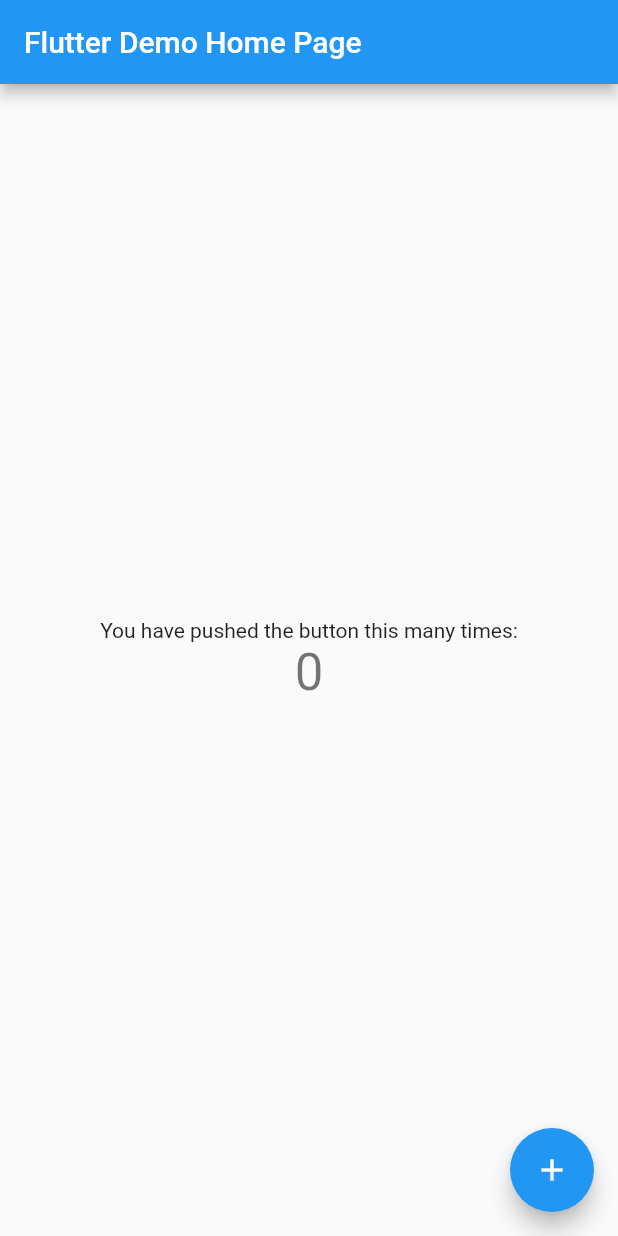
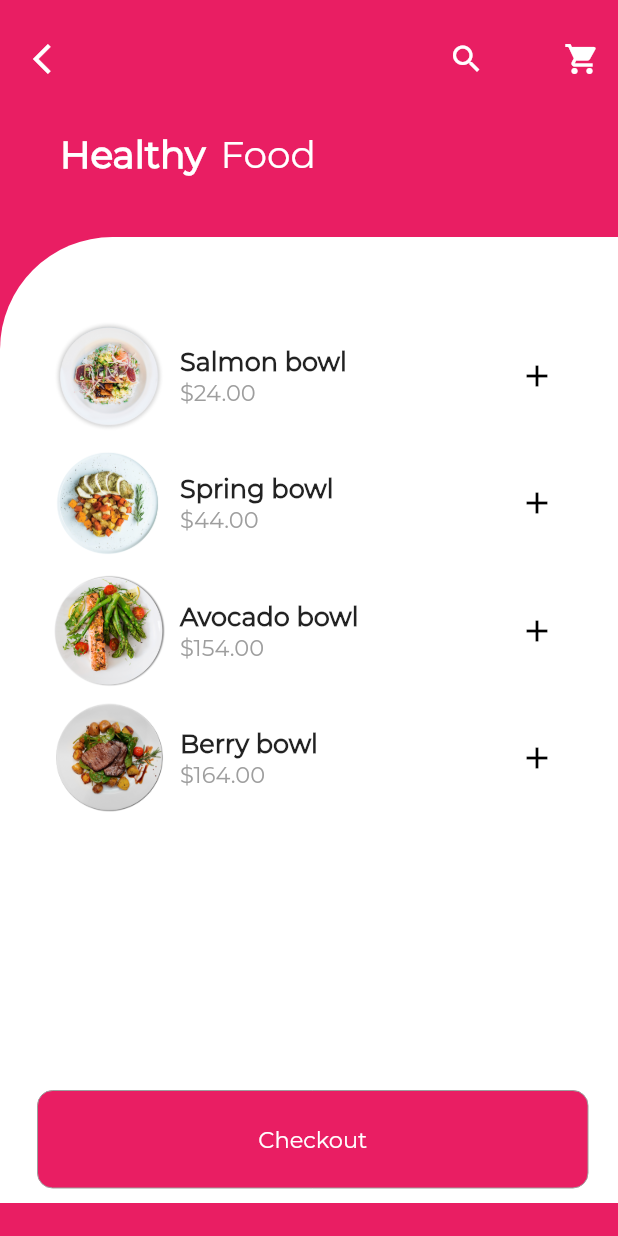
Before and after one commit to shanindur/flutter-food-app, a Flutter app: the screen it shows after launch, on a phone screen of 412 x 824 dp. Run offline on Flutter 3.47's test engine with Material 2 defaults, Android fonts, the phone set to English and light mode, and no system bars; missing offline and left inert: dart:ffi.

Commit message:
Added assets

```diff
--- a/flutterapp/lib/main.dart
+++ b/flutterapp/lib/main.dart
@@ -1,4 +1,7 @@
+import 'package:flutter/cupertino.dart';
 import 'package:flutter/material.dart';
+import 'detail_page.dart';
+import 'checkout.dart';
 
 void main() {
   runApp(MyApp());
@@ -10,20 +13,9 @@ class MyApp extends StatelessWidget {
   Widget build(BuildContext context) {
     return MaterialApp(
       title: 'Flutter Demo',
+      debugShowCheckedModeBanner: false,
       theme: ThemeData(
-        // This is the theme of your application.
-        //
-        // Try running your application with "flutter run". You'll see the
-        // application has a blue toolbar. Then, without quitting the app, try
-        // changing the primarySwatch below to Colors.green and then invoke
-        // "hot reload" (press "r" in the console where you ran "flutter run",
-        // or simply save your changes to "hot reload" in a Flutter IDE).
-        // Notice that the counter didn't reset back to zero; the application
-        // is not restarted.
-        primarySwatch: Colors.blue,
-        // This makes the visual density adapt to the platform that you run
-        // the app on. For desktop platforms, the controls will be smaller and
-        // closer together (more dense) than on mobile platforms.
+        primarySwatch: Colors.purple,
         visualDensity: VisualDensity.adaptivePlatformDensity,
       ),
       home: MyHomePage(title: 'Flutter Demo Home Page'),
@@ -34,15 +26,6 @@ class MyApp extends StatelessWidget {
 class MyHomePage extends StatefulWidget {
   MyHomePage({Key key, this.title}) : super(key: key);
 
-  // This widget is the home page of your application. It is stateful, meaning
-  // that it has a State object (defined below) that contains fields that affect
-  // how it looks.
-
-  // This class is the configuration for the state. It holds the values (in this
-  // case the title) provided by the parent (in this case the App widget) and
-  // used by the build method of the State. Fields in a Widget subclass are
-  // always marked "final".
-
   final String title;
 
   @override
@@ -50,68 +33,194 @@ class MyHomePage extends StatefulWidget {
 }
 
 class _MyHomePageState extends State<MyHomePage> {
-  int _counter = 0;
-
-  void _incrementCounter() {
-    setState(() {
-      // This call to setState tells the Flutter framework that something has
-      // changed in this State, which causes it to rerun the build method below
-      // so that the display can reflect the updated values. If we changed
-      // _counter without calling setState(), then the build method would not be
-      // called again, and so nothing would appear to happen.
-      _counter++;
-    });
-  }
 
   @override
   Widget build(BuildContext context) {
-    // This method is rerun every time setState is called, for instance as done
-    // by the _incrementCounter method above.
-    //
-    // The Flutter framework has been optimized to make rerunning build methods
-    // fast, so that you can just rebuild anything that needs updating rather
-    // than having to individually change instances of widgets.
+
     return Scaffold(
-      appBar: AppBar(
-        // Here we take the value from the MyHomePage object that was created by
-        // the App.build method, and use it to set our appbar title.
-        title: Text(widget.title),
-      ),
-      body: Center(
-        // Center is a layout widget. It takes a single child and positions it
-        // in the middle of the parent.
-        child: Column(
-          // Column is also a layout widget. It takes a list of children and
-          // arranges them vertically. By default, it sizes itself to fit its
-          // children horizontally, and tries to be as tall as its parent.
-          //
-          // Invoke "debug painting" (press "p" in the console, choose the
-          // "Toggle Debug Paint" action from the Flutter Inspector in Android
-          // Studio, or the "Toggle Debug Paint" command in Visual Studio Code)
-          // to see the wireframe for each widget.
-          //
-          // Column has various properties to control how it sizes itself and
-          // how it positions its children. Here we use mainAxisAlignment to
-          // center the children vertically; the main axis here is the vertical
-          // axis because Columns are vertical (the cross axis would be
-          // horizontal).
-          mainAxisAlignment: MainAxisAlignment.center,
-          children: <Widget>[
-            Text(
-              'You have pushed the button this many times:',
+      backgroundColor: Colors.pink,
+      body: ListView(
+        children: [
+          Padding(
+            padding: EdgeInsets.only(top: 15.0, left: 10.0),
+            child: Row(
+              mainAxisAlignment: MainAxisAlignment.spaceBetween,
+              children: [
+                IconButton(
+                  icon: Icon(Icons.arrow_back_ios),
+                  color: Colors.white,
+                  onPressed: (){},
+                ),
+                Container(
+                  width: 125.0,
+                  child: Row(
+                    mainAxisAlignment: MainAxisAlignment.spaceBetween,
+                    children: [
+                      IconButton(
+                        icon: Icon(Icons.search),
+                        color: Colors.white,
+                        onPressed: (){},
+                      ),
+                      IconButton(
+                        icon: Icon(Icons.shopping_cart,),
+                        color: Colors.white,
+                        onPressed: (){},
+                      )
+                    ],
+                  ),
+                )
+              ],
             ),
-            Text(
-              '$_counter',
-              style: Theme.of(context).textTheme.headline4,
+          ),
+          SizedBox(
+            height: 25.0,
+          ),
+          Padding(
+            padding: EdgeInsets.only(left: 40.0),
+            child: Row(
+              children: [
+                Text('Healthy',
+                style: TextStyle(
+                  fontFamily: 'Montserrat',
+                  color: Colors.white,
+                  fontWeight: FontWeight.bold,
+                  fontSize: 25.0
+                ),),
+                SizedBox(width: 10.0),
+                Text('Food',
+                style: TextStyle(
+                  fontFamily: 'Montserrat',
+                  fontSize: 25.0,
+                  color: Colors.white
+                ),)
+              ],
             ),
+          ),
+          SizedBox(height: 40.0,),
+          Container(
+            height: MediaQuery.of(context).size.height - 180.0,
+            decoration: BoxDecoration(
+              color: Colors.white,
+              borderRadius: BorderRadius.only(topLeft: Radius.circular(75.0))
+            ),
+            child: ListView(
+              primary: false,
+              padding: EdgeInsets.only(left: 25.0, right: 20.0),
+              children: [
+                Padding(
+                  padding: EdgeInsets.only(top: 45.0, bottom: 5.0),
+                  child: Container(
+                    height: MediaQuery.of(context).size.height - 305.0,
+                    child: ListView(
+                      children: [
+                        _buildFoodItem('assets/images/plate1.png', 'Salmon bowl', '\$24.00'),
+                        _buildFoodItem('assets/images/plate2.png', 'Spring bowl', '\$44.00'),
+                        _buildFoodItem('assets/images/plate5.png', 'Avocado bowl', '\$154.00'),
+                        _buildFoodItem('assets/images/plate6.png', 'Berry bowl', '\$164.00')
+                      ],
+                    ),
+                  ),
+                ),
+                InkWell(
+                  onTap: () {
+                    Navigator.of(context).push(MaterialPageRoute(
+                      builder: (context) => CheckoutPage()
+                  ));
+                  },
+                  child: Container(
+                    height: 65.0,
+                    width: 150.0,
+                    decoration: BoxDecoration(
+                        border: Border.all(
+                            color: Colors.grey,
+                            style: BorderStyle.solid,
+                            width: 0.0
+                        ),
+                        borderRadius: BorderRadius.circular(10.0),
+                        color: Colors.pink
+                    ),
+                    child: Center(
+                      child: Text('Checkout',
+                        style: TextStyle(
+                            fontFamily: 'Montserrat',
+                            color: Colors.white,
+                            fontSize: 15.0
+                        ),),
+                    ),
+                  ),
+                )
+              ],
+            ),
+          )
+        ],
+      ) // This trailing comma makes auto-formatting nicer for build methods.
+    );
+  }
+  Widget _buildFoodItem(String imgPath, String foodName, String price){
+    return Padding(
+      padding: EdgeInsets.only(left: 10.0, right: 10.0, top: 10.0),
+      child: InkWell(
+        onTap: (){
+          Navigator.of(context).push(MaterialPageRoute(
+              builder: (context) => DetailPage(heroTag: imgPath, foodName: foodName, foodPrice: price)
+          ));
+        },
+        child: Row(
+          mainAxisAlignment: MainAxisAlignment.spaceBetween,
+          children: [
+            Container(
+              child: Row(
+                mainAxisAlignment: MainAxisAlignment.spaceBetween,
+                children: [
+                  Container(
+                    child: Row(
+                      children: [
+                        Hero(
+                          tag: imgPath,
+                          child: Image(
+                            image: AssetImage(imgPath),
+                            fit: BoxFit.cover,
+                            height: 75.0,
+                            width: 75.0,
+                          ),
+                        ),
+                        SizedBox(width: 10.0,),
+                        Column(
+                          crossAxisAlignment: CrossAxisAlignment.start,
+                          children: [
+                            Text(
+                              foodName,
+                              style: TextStyle(
+                                fontFamily: 'Montserrat',
+                                fontSize: 17.0,
+                                fontWeight: FontWeight.bold
+                              ),
+                            ),
+                            Text(
+                              price,
+                              style: TextStyle(
+                                  fontFamily: 'Montserrat',
+                                  fontSize: 15.0,
+                                  color: Colors.grey
+                              ),
+                            ),
+                          ],
+                        )
+                      ],
+                    ),
+                  )
+                ],
+              ),
+            ),
+            IconButton(
+              icon: Icon(Icons.add),
+              color: Colors.black,
+              onPressed: (){},
+            )
           ],
+
         ),
       ),
-      floatingActionButton: FloatingActionButton(
-        onPressed: _incrementCounter,
-        tooltip: 'Increment',
-        child: Icon(Icons.add),
-      ), // This trailing comma makes auto-formatting nicer for build methods.
     );
   }
 }
```
Also changed, not shown: flutterapp/lib/checkout.dart (added, +15 -0 lines), flutterapp/lib/detail_page.dart (added, +304 -0 lines), flutterapp/pubspec.yaml (+11 -6 lines), flutterapp/assets/fonts/Montserrat-Regular.ttf (added), flutterapp/assets/images/plate1.png (added), flutterapp/assets/images/plate2.png (added), flutterapp/assets/images/plate3.png (added), flutterapp/assets/images/plate4.png (added), flutterapp/assets/images/plate5.png (added), flutterapp/assets/images/plate6.png (added).
